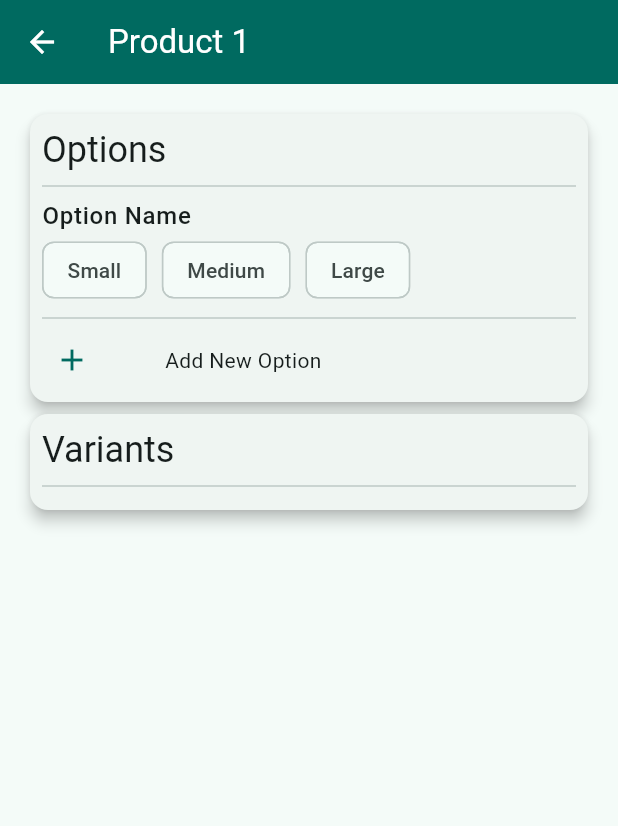
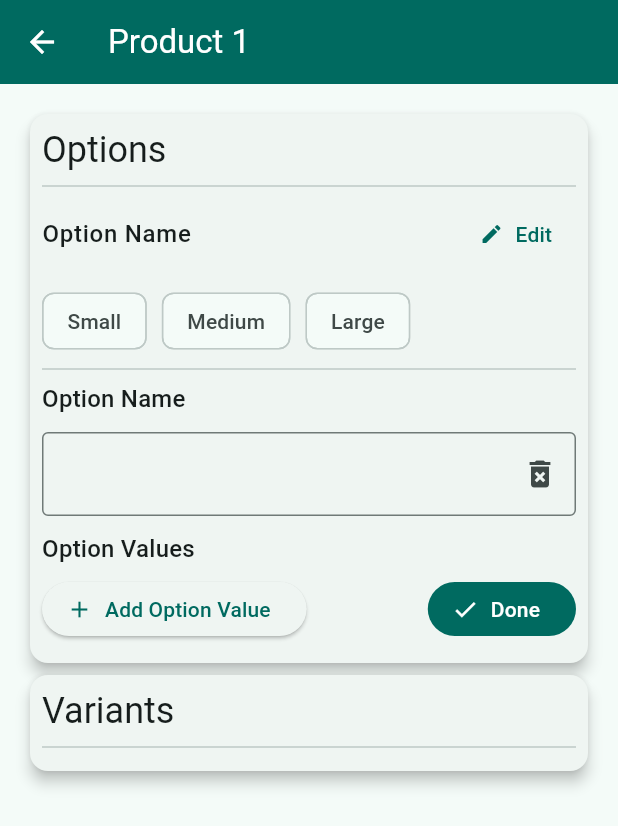
Before and after one commit to Arnie1x/shopify_variants, a Flutter app: the Options screen opened by its route, after a tap on "Add New Option", on a phone screen of 412 x 824 dp. Shown: the top 826 px of the screen. Run offline on Flutter 3.47's test engine with Material 3 defaults, Android fonts, the phone set to English and light mode, and no system bars; our stand-ins replace get.

Commit message:
New Options can now be created
Using the "Add New Option" button, a form comes up for adding options

```diff
--- a/lib/pages/options.dart
+++ b/lib/pages/options.dart
@@ -4,21 +4,24 @@ import 'package:flutter/material.dart';
 import 'package:get/get.dart';
 
 class Options extends StatelessWidget {
-  var controller = TextEditingController().obs;
-  var count = 1.obs;
-  var inputFields = RxList<InputField>();
-  var controllers = RxList<TextEditingController>();
-  Options({Key? key}) : super(key: key);
+  const Options({Key? key}) : super(key: key);
 
   @override
   Widget build(BuildContext context) {
+    var newOptionButton = NewOptionButton();
+    var newOption = NewOption();
     return Scaffold(
         appBar: AppBar(
           title: const Text('Product 1'),
           backgroundColor: Theme.of(context).colorScheme.primary,
           foregroundColor: Theme.of(context).colorScheme.onPrimary,
         ),
-        body: Padding(
+        body: Obx(() {
+          if (newOptionButton.newOption.value && newOption.done.value) {
+            newOptionButton.newOption.value = false;
+            newOption.done.value = false;
+          }
+          return Padding(
             padding: const EdgeInsets.all(16),
             child: ListView(children: [
               Card(
@@ -33,9 +36,13 @@ class Options extends StatelessWidget {
                         style: Theme.of(context).textTheme.headlineSmall,
                       ),
                       const Divider(),
-                    // NewOption(inputFields: inputFields, controllers: controllers),
+                      // NewOption(),
                       const Option(),
-                    const NewOptionButton(),
+                      if (newOptionButton.newOption.value &&
+                          !newOption.done.value)
+                        newOption
+                      else
+                        newOptionButton,
                     ],
                   ),
                 ),
@@ -57,7 +64,8 @@ class Options extends StatelessWidget {
                 ),
               ),
             ]),
-        ));
+          );
+        }));
   }
 }
 
@@ -71,12 +79,27 @@ class Option extends StatelessWidget {
     return Column(
       crossAxisAlignment: CrossAxisAlignment.start,
       children: [
+        Row(
+          mainAxisAlignment: MainAxisAlignment.spaceBetween,
+          children: [
             Text(
               'Option Name',
               style: Theme.of(context)
                   .textTheme
                   .bodyLarge!
                   .copyWith(fontWeight: FontWeight.w500),
+            ),
+            TextButton.icon(
+                onPressed: () {},
+                icon: const Icon(
+                  Icons.edit,
+                  size: 16,
+                ),
+                label: const Text('Edit'))
+          ],
+        ),
+        const SizedBox(
+          height: 10,
         ),
         const Wrap(
           spacing: 10,
@@ -94,17 +117,15 @@ class Option extends StatelessWidget {
 }
 
 class NewOption extends StatelessWidget {
-  const NewOption({
+  var done = false.obs;
+  NewOption({
     super.key,
-    required this.inputFields,
-    required this.controllers,
   });
-
-  final RxList<InputField> inputFields;
-  final RxList<TextEditingController> controllers;
 
   @override
   Widget build(BuildContext context) {
+    var inputFields = RxList<InputField>();
+    var controllers = RxList<TextEditingController>();
     return Column(
       crossAxisAlignment: CrossAxisAlignment.start,
       children: [
@@ -154,7 +175,9 @@ class NewOption extends StatelessWidget {
               SizedBox(
                 height: 36,
                 child: FilledButton.icon(
-                    onPressed: () {},
+                    onPressed: () {
+                      done.value = true;
+                    },
                     icon: const Icon(Icons.check),
                     label: const Text('Done')),
               )
@@ -197,14 +220,17 @@ class InputField extends StatelessWidget {
 }
 
 class NewOptionButton extends StatelessWidget {
-  const NewOptionButton({
+  var newOption = false.obs;
+  NewOptionButton({
     super.key,
   });
 
   @override
   Widget build(BuildContext context) {
     return InkWell(
-      onTap: () {},
+      onTap: () {
+        newOption.value = true;
+      },
       child: Padding(
         padding: const EdgeInsets.all(8.0),
         child: Row(
```
Lines whose indentation alone changed are shown as unchanged.
